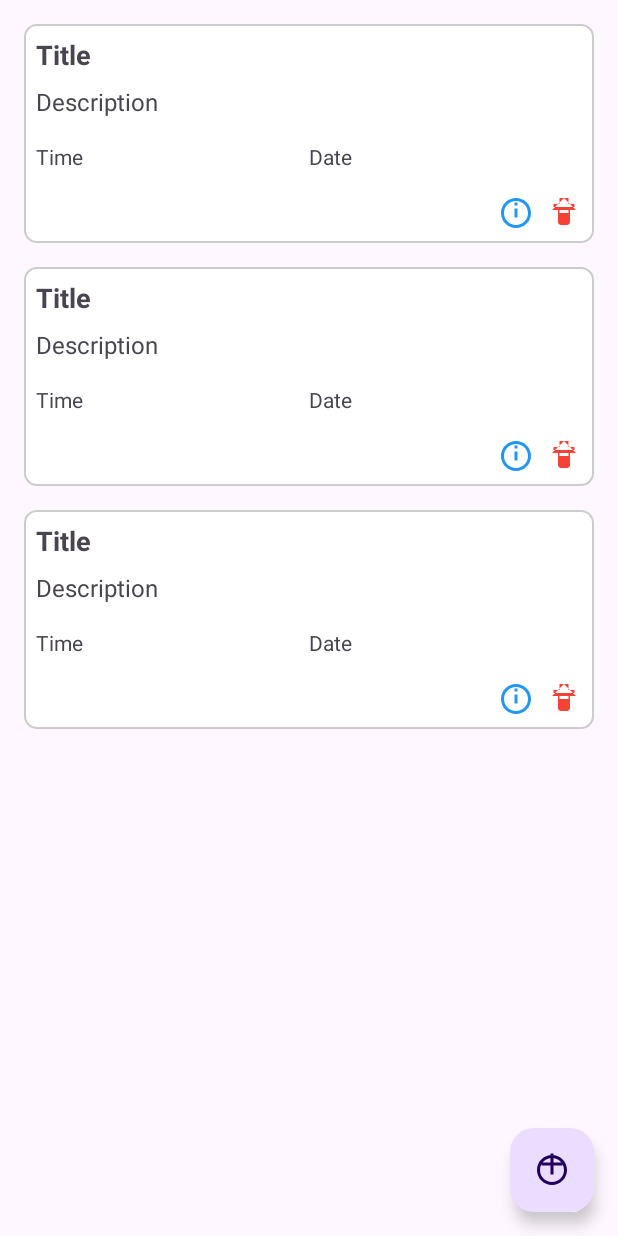
After one commit to rafiul9040devapp/Reminder-App, an Android app: the layout fragment_reminder.xml on its own in the app's theme, with its tools: preview values and no code run, on a phone screen of 412 x 824 dp. The commit adds this screen. Run offline under Robolectric (Android 15) with nearby library versions, the phone set to English and light mode, and no system bars.

Commit message:
need to work on the UI

```diff
--- /dev/null
+++ b/app/src/main/res/drawable/card_background.xml
@@ -0,0 +1,8 @@
+<?xml version="1.0" encoding="utf-8"?>
+<shape xmlns:android="http://schemas.android.com/apk/res/android">
+    <solid android:color="#FFFFFF" />
+    <corners android:radius="8dp" />
+    <stroke
+        android:width="1dp"
+        android:color="#CCCCCC" />
+</shape>
--- /dev/null
+++ b/app/src/main/res/drawable/icon_add.xml
@@ -0,0 +1,10 @@
+<?xml version="1.0" encoding="utf-8"?>
+<vector xmlns:android="http://schemas.android.com/apk/res/android"
+    android:width="24dp"
+    android:height="24dp"
+    android:viewportWidth="24.0"
+    android:viewportHeight="24.0">
+    <path
+        android:fillColor="#000000"
+    android:pathData="M12,2C6.48,2 2,6.48 2,12s4.48,10 10,10 10,-4.48 10,-10S17.52,2 12,2zm0,18c-4.41,0 -8,-3.59 -8,-8s3.59,-8 8,-8 8,3.59 8,8 -3.59,8 -8,8zm-1,-5h2v-6h6v-2h-6v-6h-2v6h-6v2h6v6z"/>
+</vector>
--- /dev/null
+++ b/app/src/main/res/drawable/icon_delete.xml
@@ -0,0 +1,11 @@
+<?xml version="1.0" encoding="utf-8"?>
+<vector xmlns:android="http://schemas.android.com/apk/res/android"
+    android:width="24dp"
+    android:height="24dp"
+    android:viewportWidth="24.0"
+    android:viewportHeight="24.0">
+
+    <path
+        android:fillColor="@color/red"
+        android:pathData="M19,6H15V2H9V6H5v2h14V6zM16,10v8c0,1.1 -0.9,2 -2,2H10c-1.1,0 -2,-0.9 -2,-2v-8H4L12,2l8,8H16zM9,12h6v-2H9v2z"/>
+</vector>
--- /dev/null
+++ b/app/src/main/res/drawable/icon_edit.xml
@@ -0,0 +1,11 @@
+<?xml version="1.0" encoding="utf-8"?>
+<vector xmlns:android="http://schemas.android.com/apk/res/android"
+    android:width="24dp"
+    android:height="24dp"
+    android:viewportWidth="24.0"
+    android:viewportHeight="24.0">
+
+    <path
+        android:fillColor="@color/blue"
+        android:pathData="M12,2C6.48,2 2,6.48 2,12s4.48,10 10,10 10,-4.48 10,-10S17.52,2 12,2zm0,18c-4.41,0 -8,-3.59 -8,-8s3.59,-8 8,-8 8,3.59 8,8 -3.59,8 -8,8zm-1,-5h2v-6h-2v6zm0,-8h2v-2h-2v2z"/>
+</vector>
--- /dev/null
+++ b/app/src/main/res/layout/fragment_reminder.xml
@@ -0,0 +1,31 @@
+<?xml version="1.0" encoding="utf-8"?>
+<androidx.constraintlayout.widget.ConstraintLayout xmlns:android="http://schemas.android.com/apk/res/android"
+    xmlns:app="http://schemas.android.com/apk/res-auto"
+    xmlns:tools="http://schemas.android.com/tools"
+    android:layout_width="match_parent"
+    android:layout_height="match_parent"
+    tools:context=".ReminderFragment">
+
+    <androidx.recyclerview.widget.RecyclerView
+        android:id="@+id/recyclerView"
+        android:layout_width="match_parent"
+        android:layout_height="0dp"
+        android:padding="8dp"
+        app:layoutManager="androidx.recyclerview.widget.LinearLayoutManager"
+        app:layout_constraintBottom_toBottomOf="parent"
+        app:layout_constraintEnd_toEndOf="parent"
+        app:layout_constraintStart_toStartOf="parent"
+        app:layout_constraintTop_toTopOf="parent"
+        tools:listitem="@layout/view_holder_reminder" />
+
+
+    <com.google.android.material.floatingactionbutton.FloatingActionButton
+        android:id="@+id/fabAddReminder"
+        android:layout_width="wrap_content"
+        android:layout_height="wrap_content"
+        android:layout_margin="16dp"
+        app:layout_constraintBottom_toBottomOf="parent"
+        app:layout_constraintEnd_toEndOf="parent"
+        app:srcCompat="@drawable/icon_add" />
+
+</androidx.constraintlayout.widget.ConstraintLayout>
--- /dev/null
+++ b/app/src/main/res/layout/view_holder_reminder.xml
@@ -0,0 +1,75 @@
+<?xml version="1.0" encoding="utf-8"?>
+<LinearLayout
+    xmlns:android="http://schemas.android.com/apk/res/android"
+    android:layout_width="match_parent"
+    android:layout_height="wrap_content"
+    android:layout_margin="8dp"
+    android:orientation="vertical"
+    android:background="@drawable/card_background">
+
+    <!-- Title -->
+    <TextView
+        android:id="@+id/tv_title"
+        android:layout_width="match_parent"
+        android:layout_height="wrap_content"
+        android:text="Title"
+        android:textSize="18sp"
+        android:textStyle="bold"
+        android:padding="8dp"/>
+
+    <!-- Description -->
+    <TextView
+        android:id="@+id/tv_description"
+        android:layout_width="match_parent"
+        android:layout_height="wrap_content"
+        android:text="Description"
+        android:textSize="16sp"
+        android:paddingStart="8dp"
+        android:paddingEnd="8dp"
+        android:paddingBottom="8dp"/>
+
+    <!-- Time and Date -->
+    <LinearLayout
+        android:layout_width="match_parent"
+        android:layout_height="wrap_content"
+        android:orientation="horizontal"
+        android:padding="8dp">
+
+        <TextView
+            android:id="@+id/tv_time"
+            android:layout_width="0dp"
+            android:layout_weight="1"
+            android:layout_height="wrap_content"
+            android:text="Time"
+            android:textSize="14sp"/>
+
+        <TextView
+            android:id="@+id/tv_date"
+            android:layout_width="0dp"
+            android:layout_weight="1"
+            android:layout_height="wrap_content"
+            android:text="Date"
+            android:textSize="14sp"/>
+    </LinearLayout>
+
+    <!-- Edit and Delete Buttons -->
+    <LinearLayout
+        android:layout_width="match_parent"
+        android:layout_height="wrap_content"
+        android:orientation="horizontal"
+        android:gravity="end"
+        android:padding="8dp">
+        <ImageView
+            android:id="@+id/btn_edit"
+            android:layout_width="24dp"
+            android:layout_height="24dp"
+            android:src="@drawable/icon_edit"
+            android:layout_marginEnd="8dp"/>
+        <ImageView
+            android:id="@+id/btn_delete"
+            android:layout_width="24dp"
+            android:layout_height="24dp"
+            android:src="@drawable/icon_delete"/>
+    </LinearLayout>
+
+</LinearLayout>
--- a/app/src/main/res/values/colors.xml
+++ b/app/src/main/res/values/colors.xml
@@ -2,4 +2,6 @@
 <resources>
     <color name="black">#FF000000</color>
     <color name="white">#FFFFFFFF</color>
+    <color name="blue">#2196F3</color>
+    <color name="red">#F44336</color>
 </resources>
--- a/app/src/main/res/values/strings.xml
+++ b/app/src/main/res/values/strings.xml
@@ -1,3 +1,5 @@
 <resources>
     <string name="app_name">Reminder App</string>
+    <!-- TODO: Remove or change this placeholder text -->
+    <string name="hello_blank_fragment">Hello blank fragment</string>
 </resources>
```
Also changed, not shown: app/src/main/java/com/rafiul/reminderapp/InputFragment.kt (added, +59 -0 lines), app/src/main/java/com/rafiul/reminderapp/ReminderFragment.kt (added, +59 -0 lines), app/src/main/res/drawable/icon_calander.xml (added, +10 -0 lines), app/src/main/res/drawable/icon_clock.xml (added, +10 -0 lines), app/src/main/res/layout/activity_main.xml (+8 -6 lines), app/src/main/res/layout/fragment_input.xml (added, +34 -0 lines), app/src/main/res/navigation/my_nav.xml (added, +22 -0 lines).
